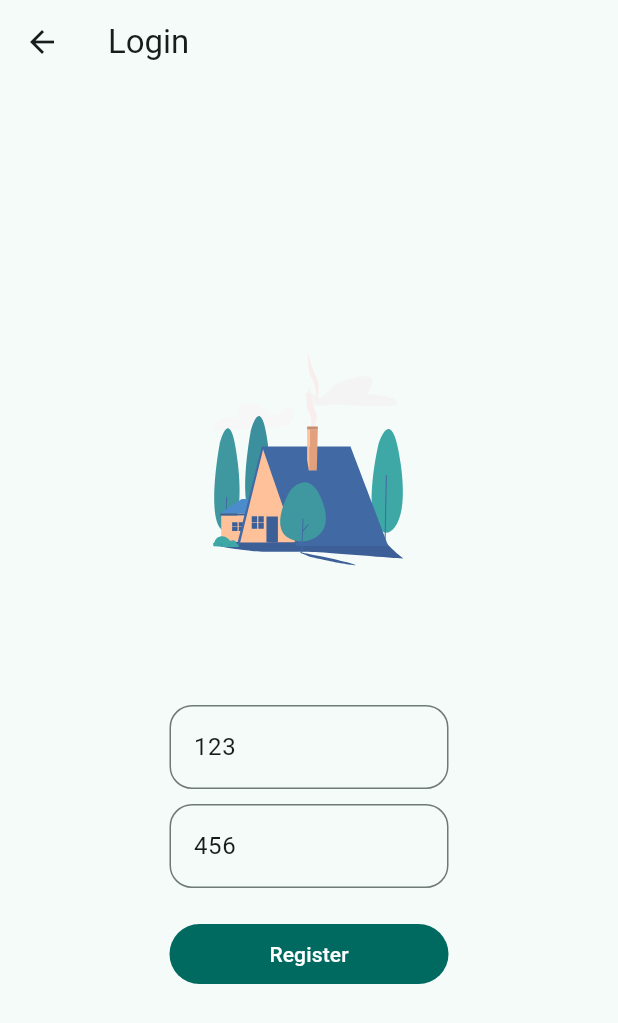
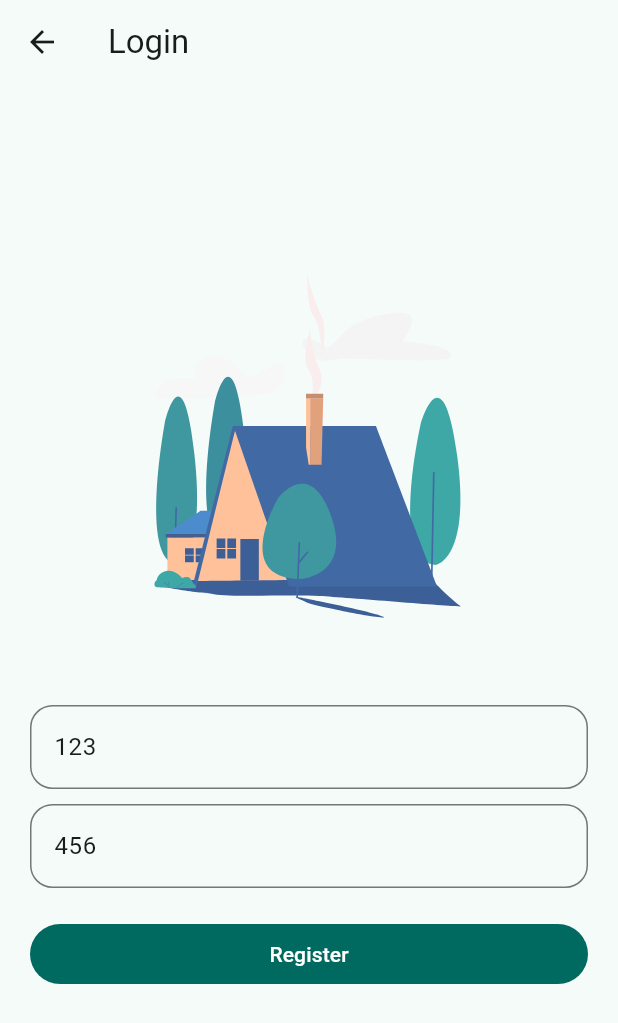
Before and after one commit to zinminnhtun/flutter_learning, a Flutter app: the LoginPage screen opened directly, on a phone screen of 412 x 824 dp. Shown: the top 1023 px of the screen. Run offline on Flutter 3.47's test engine with Material 3 defaults, Android fonts, the phone set to English and light mode, and no system bars; our stand-ins replace lottie, shared_preferences; accounts and stored records are empty.

```diff
--- a/lib/views/pages/login_page.dart
+++ b/lib/views/pages/login_page.dart
@@ -36,11 +36,13 @@ class _LoginPageState extends State<LoginPage> {
         child: SingleChildScrollView(
           child: Padding(
             padding: const EdgeInsets.all(20.0),
-            child: FractionallySizedBox(
-              widthFactor: 0.5,
+            child: LayoutBuilder(
+              builder: (context, BoxConstraints constraints) {
+                return FractionallySizedBox(
+                  widthFactor: constraints.maxWidth > 1000 ? 0.5 : 1.0,
                   child: Column(
                     children: [
-                  Lottie.asset('assets/lotties/home.json',height: 300),
+                      Lottie.asset('assets/lotties/home.json', height: 300),
 
                       TextField(
                         controller: controllerEmail,
@@ -66,26 +68,28 @@ class _LoginPageState extends State<LoginPage> {
                       SizedBox(height: 20.0),
                       FilledButton(
                         onPressed: () {
-
                           onPressedLogin();
-
                         },
                         style: ElevatedButton.styleFrom(
                           minimumSize: Size(double.infinity, 40.0),
                         ),
                         child: Text(widget.title),
                       ),
-                  SizedBox(height: 50.0,)
+                      SizedBox(height: 50.0),
                     ],
                   ),
+                );
+              },
             ),
           ),
         ),
       ),
     );
   }
-  void onPressedLogin(){
-    if(confirmedEmail == controllerEmail.text && confirmedPw == controllerPw.text){
+
+  void onPressedLogin() {
+    if (confirmedEmail == controllerEmail.text &&
+        confirmedPw == controllerPw.text) {
       Navigator.pushAndRemoveUntil(
         context,
         MaterialPageRoute(
@@ -93,7 +97,7 @@ class _LoginPageState extends State<LoginPage> {
             return WidgetTree();
           },
         ),
-          (route)=>false,
+        (route) => false,
       );
     }
   }
```
Lines whose indentation alone changed are shown as unchanged.
